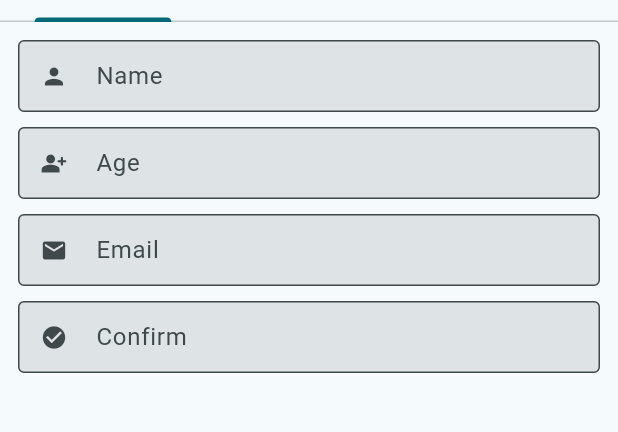
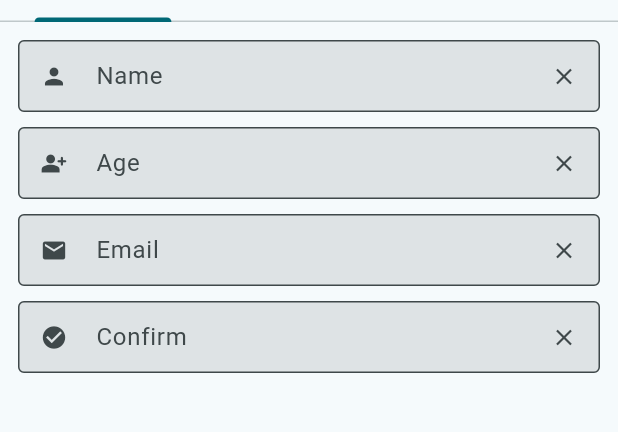
Before and after one commit to SouksavathPMS/flutterform, a Flutter app: the screen it shows after launch, on a phone screen of 412 x 824 dp, the part 134-566 px from its top. Run offline on Flutter 3.47's test engine with Material 2 defaults, Android fonts, the phone set to English and light mode, and no system bars; our stand-ins replace flutter_form_builder, flutter_hooks, form_builder_validators.

Commit message:
Demo commit

```diff
--- a/lib/screens/normal_text_form_filed.dart
+++ b/lib/screens/normal_text_form_filed.dart
@@ -59,13 +59,17 @@ class _NormalTextFormFieldState extends State<NormalTextFormField> {
               TextFormField(
                 autovalidateMode: AutovalidateMode.onUserInteraction,
                 controller: _nameController,
-                decoration: const InputDecoration(
-                  contentPadding: EdgeInsets.only(left: 8, right: 8),
+                decoration: InputDecoration(
+                  contentPadding: const EdgeInsets.only(left: 8, right: 8),
                   filled: true,
                   isDense: true,
-                  border: OutlineInputBorder(),
+                  border: const OutlineInputBorder(),
                   hintText: 'Name',
-                  prefixIcon: Icon(Icons.person),
+                  prefixIcon: const Icon(Icons.person),
+                  suffixIcon: IconButton(
+                    onPressed: () => _nameController.clear(),
+                    icon: const Icon(Icons.close),
+                  ),
                 ),
                 validator: (value) {
                   if (value == null || value.trim().isEmpty) {
@@ -79,13 +83,17 @@ class _NormalTextFormFieldState extends State<NormalTextFormField> {
                 autovalidateMode: AutovalidateMode.onUserInteraction,
                 controller: _ageController,
                 keyboardType: TextInputType.number,
-                decoration: const InputDecoration(
-                  contentPadding: EdgeInsets.only(left: 8, right: 8),
+                decoration: InputDecoration(
+                  contentPadding: const EdgeInsets.only(left: 8, right: 8),
                   filled: true,
                   isDense: true,
-                  border: OutlineInputBorder(),
+                  border: const OutlineInputBorder(),
                   hintText: 'Age',
-                  prefixIcon: Icon(Icons.person_add_alt_rounded),
+                  prefixIcon: const Icon(Icons.person_add_alt_rounded),
+                  suffixIcon: IconButton(
+                    onPressed: () => _ageController.clear(),
+                    icon: const Icon(Icons.close),
+                  ),
                 ),
                 validator: (value) {
                   try {
@@ -113,13 +121,17 @@ class _NormalTextFormFieldState extends State<NormalTextFormField> {
                 autovalidateMode: AutovalidateMode.onUserInteraction,
                 controller: _emailController,
                 keyboardType: TextInputType.emailAddress,
-                decoration: const InputDecoration(
-                  contentPadding: EdgeInsets.only(left: 8, right: 8),
+                decoration: InputDecoration(
+                  contentPadding: const EdgeInsets.only(left: 8, right: 8),
                   filled: true,
                   isDense: true,
-                  border: OutlineInputBorder(),
+                  border: const OutlineInputBorder(),
                   hintText: 'Email',
-                  prefixIcon: Icon(Icons.email),
+                  prefixIcon: const Icon(Icons.email),
+                  suffixIcon: IconButton(
+                    onPressed: () => _emailController.clear(),
+                    icon: const Icon(Icons.close),
+                  ),
                 ),
                 validator: (value) {
                   if (value == null || value.isEmpty) {
@@ -135,13 +147,17 @@ class _NormalTextFormFieldState extends State<NormalTextFormField> {
                 autovalidateMode: AutovalidateMode.onUserInteraction,
                 controller: _confirmController,
                 keyboardType: TextInputType.emailAddress,
-                decoration: const InputDecoration(
-                  contentPadding: EdgeInsets.only(left: 8, right: 8),
+                decoration: InputDecoration(
+                  contentPadding: const EdgeInsets.only(left: 8, right: 8),
                   filled: true,
                   isDense: true,
-                  border: OutlineInputBorder(),
+                  border: const OutlineInputBorder(),
                   hintText: 'Confirm',
-                  prefixIcon: Icon(Icons.check_circle),
+                  prefixIcon: const Icon(Icons.check_circle),
+                  suffixIcon: IconButton(
+                    onPressed: () => _confirmController.clear(),
+                    icon: const Icon(Icons.close),
+                  ),
                 ),
                 validator: (value) {
                   if (value == null || value.isEmpty) {
```
Also changed, not shown: lib/screens/flutter_hooks.dart (+32 -16 lines).
